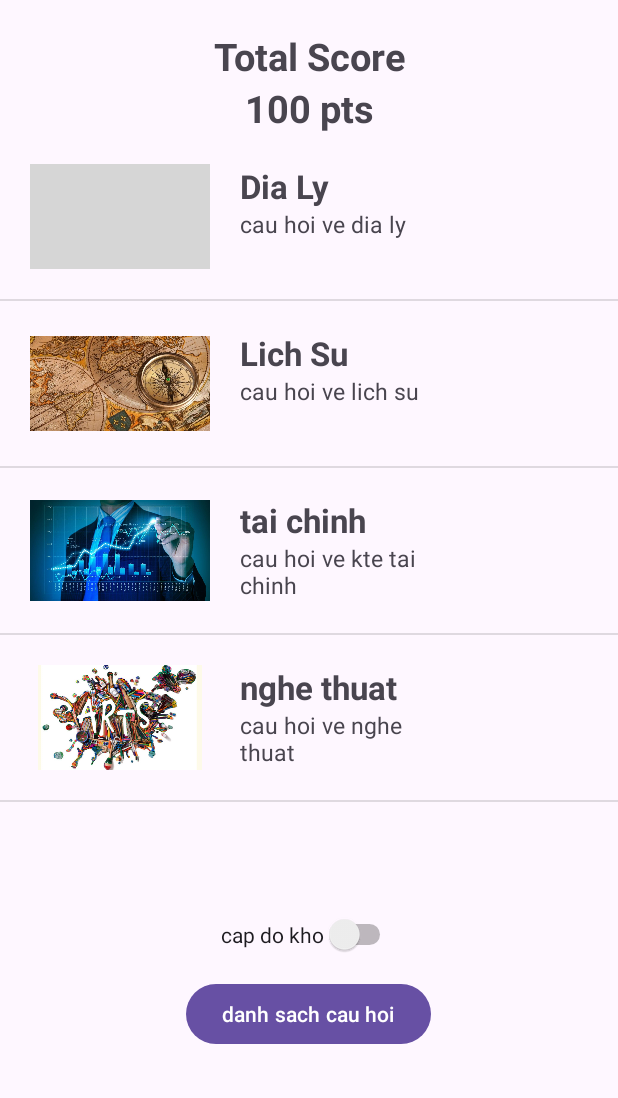
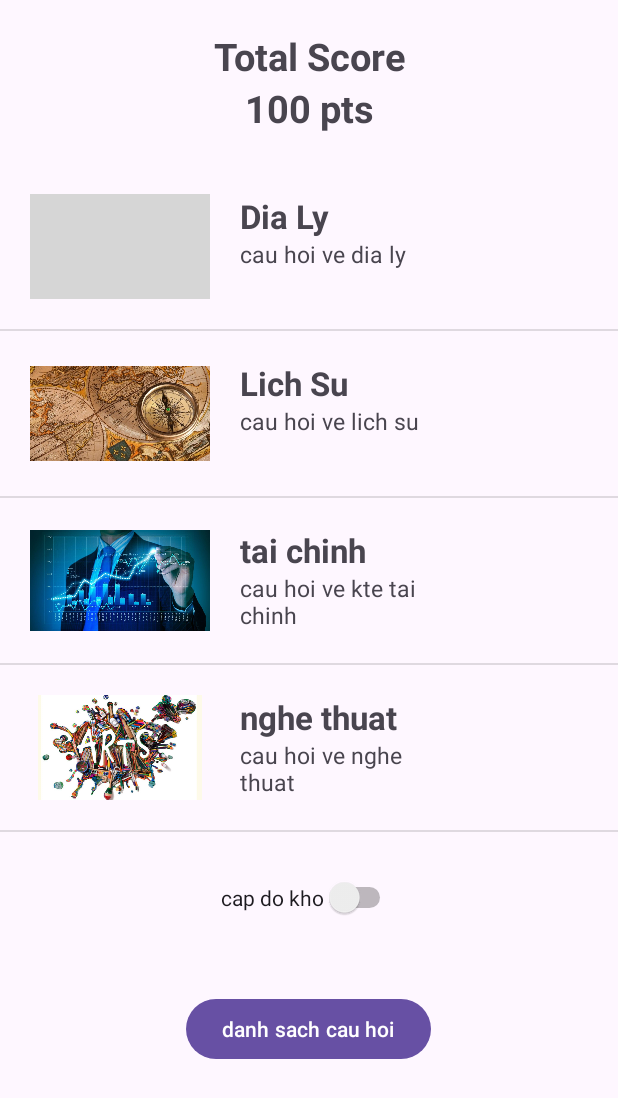
Before and after one commit to tiendung21111/Android_QuizApp, an Android app: the MainActivity2 screen opened directly, with no data from a screen before it, on a phone screen of 412 x 824 dp. Shown: the top 1098 px of the screen. Run offline under Robolectric (Android 15) with nearby library versions, the phone set to English and light mode, and no system bars; grey boxes are pictures that could not be loaded.

```diff
--- a/app/src/main/AndroidManifest.xml
+++ b/app/src/main/AndroidManifest.xml
@@ -23,6 +23,10 @@
             </intent-filter>
         </activity>
         <activity android:name=".MainActivity2"/>
+        <activity android:name=".MainActivity3"/>
+        <activity android:name=".MainActivity4"/>
+        <activity android:name=".MainActivity5"/>
+        <activity android:name=".MainActivity6"/>
 
 
 
--- a/app/src/main/res/layout/activity_main2.xml
+++ b/app/src/main/res/layout/activity_main2.xml
@@ -24,19 +24,20 @@
         android:gravity="center"/>
 
     <ListView
+        android:layout_marginTop="20dp"
         android:layout_width="match_parent"
-        android:layout_height="500dp"
+        android:layout_height="450dp"
         android:id="@+id/listProduct"/>
 
     <Switch
-        android:layout_marginTop="20dp"
+        android:layout_marginTop="25dp"
         android:layout_width="wrap_content"
         android:layout_height="wrap_content"
         android:text="cap do kho"
         android:layout_gravity="center"/>
 
     <Button
-        android:layout_marginTop="15dp"
+        android:layout_marginTop="50dp"
         android:layout_width="wrap_content"
         android:layout_height="wrap_content"
         android:text="danh sach cau hoi"
--- a/app/src/main/res/layout/activitymain2_1.xml
+++ b/app/src/main/res/layout/activitymain2_1.xml
@@ -5,7 +5,7 @@
     xmlns:app="http://schemas.android.com/apk/res-auto"
 
     android:layout_width="match_parent"
-    android:layout_height="wrap_content"
+    android:layout_height="match_parent"
     xmlns:tools="http://schemas.android.com/tools"
     android:padding="20dp"
     tools:context=".MainActivity"
@@ -28,9 +28,9 @@
 
 
         <LinearLayout
-            android:layout_marginLeft="20dp"
             android:layout_width="148dp"
             android:layout_height="68dp"
+            android:layout_marginLeft="20dp"
             android:orientation="vertical">
 
             <TextView
```
